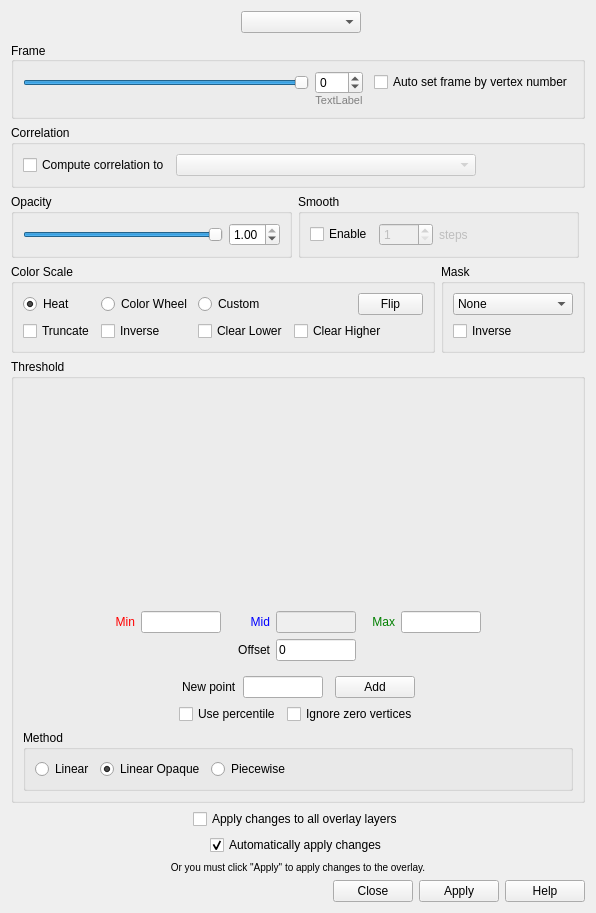
freesurfer/freesurfer, file freeview/WindowConfigureOverlay.ui: the form before one commit.
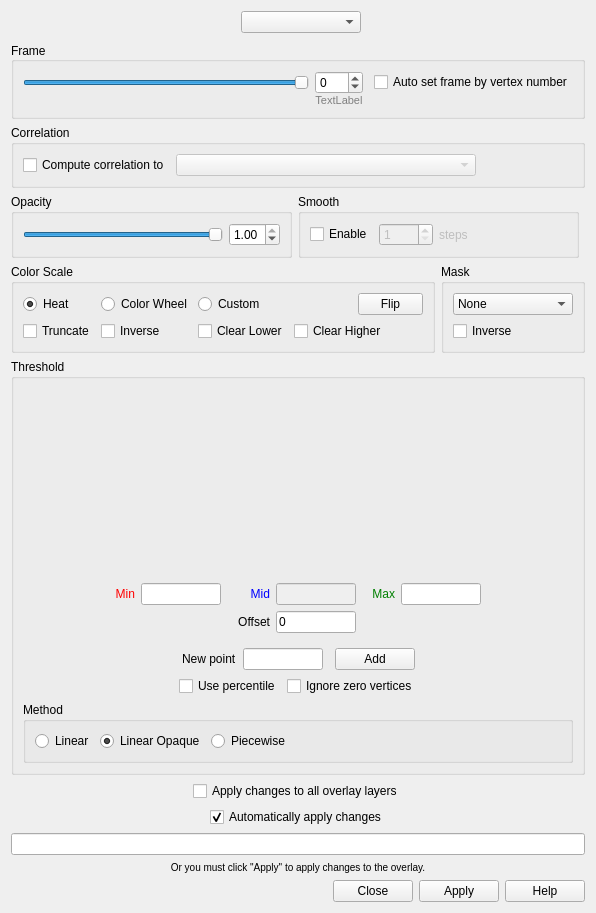
The form after the commit. Custom widgets are drawn as their Qt base class.

Commit message: Changed short cut key to alt+v for changing surface overlays

```diff
--- a/freeview/WindowConfigureOverlay.ui
+++ b/freeview/WindowConfigureOverlay.ui
@@ -898,6 +898,9 @@
      </item>
     </layout>
    </item>
+   <item>
+    <widget class="QLineEdit" name="lineEdit"/>
+   </item>
    <item>
     <widget class="QLabel" name="label_4">
      <property name="styleSheet">
```
Left out of the diff: 2 changed lines with no effect on the pictures.
